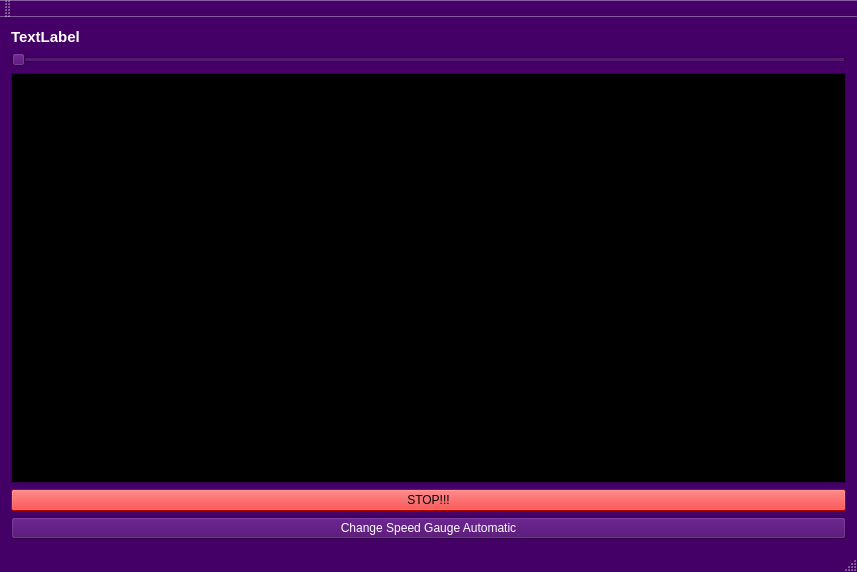
Before: the Qt Designer form src/mainwindow.ui in Edewin/Qt_SpeedGauge, drawn with Qt 5.
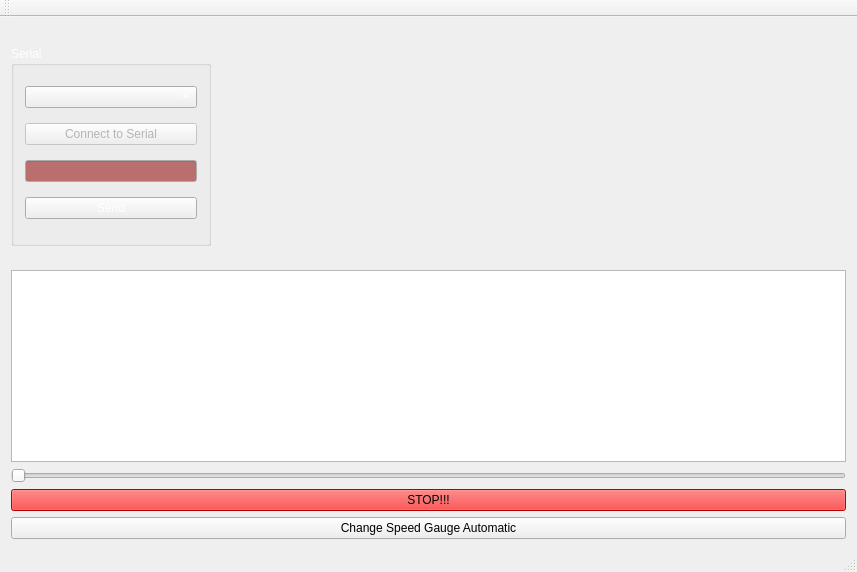
After: the same form once the commit is applied.

What changed in the file:
```diff
--- a/src/mainwindow.ui
+++ b/src/mainwindow.ui
@@ -19,412 +19,34 @@
   <property name="palette">
    <palette>
     <active>
-     <colorrole role="WindowText">
-      <brush brushstyle="SolidPattern">
-       <color alpha="255">
-        <red>255</red>
-        <green>255</green>
-        <blue>255</blue>
-       </color>
-      </brush>
-     </colorrole>
-     <colorrole role="Button">
-      <brush brushstyle="SolidPattern">
-       <color alpha="255">
-        <red>68</red>
-        <green>0</green>
-        <blue>102</blue>
-       </color>
-      </brush>
-     </colorrole>
-     <colorrole role="Light">
-      <brush brushstyle="SolidPattern">
-       <color alpha="255">
-        <red>102</red>
-        <green>0</green>
-        <blue>153</blue>
-       </color>
-      </brush>
-     </colorrole>
-     <colorrole role="Midlight">
-      <brush brushstyle="SolidPattern">
-       <color alpha="255">
-        <red>85</red>
-        <green>0</green>
-        <blue>127</blue>
-       </color>
-      </brush>
-     </colorrole>
-     <colorrole role="Dark">
-      <brush brushstyle="SolidPattern">
-       <color alpha="255">
-        <red>34</red>
-        <green>0</green>
-        <blue>51</blue>
-       </color>
-      </brush>
-     </colorrole>
-     <colorrole role="Mid">
-      <brush brushstyle="SolidPattern">
-       <color alpha="255">
-        <red>45</red>
-        <green>0</green>
-        <blue>68</blue>
-       </color>
-      </brush>
-     </colorrole>
-     <colorrole role="Text">
-      <brush brushstyle="SolidPattern">
-       <color alpha="255">
-        <red>255</red>
-        <green>255</green>
-        <blue>255</blue>
-       </color>
-      </brush>
-     </colorrole>
-     <colorrole role="BrightText">
-      <brush brushstyle="SolidPattern">
-       <color alpha="255">
-        <red>255</red>
-        <green>255</green>
-        <blue>255</blue>
-       </color>
-      </brush>
-     </colorrole>
-     <colorrole role="ButtonText">
-      <brush brushstyle="SolidPattern">
-       <color alpha="255">
-        <red>255</red>
-        <green>255</green>
-        <blue>255</blue>
-       </color>
-      </brush>
-     </colorrole>
-     <colorrole role="Base">
-      <brush brushstyle="SolidPattern">
-       <color alpha="255">
-        <red>0</red>
-        <green>0</green>
-        <blue>0</blue>
-       </color>
-      </brush>
-     </colorrole>
-     <colorrole role="Window">
-      <brush brushstyle="SolidPattern">
-       <color alpha="255">
-        <red>68</red>
-        <green>0</green>
-        <blue>102</blue>
-       </color>
-      </brush>
-     </colorrole>
-     <colorrole role="Shadow">
-      <brush brushstyle="SolidPattern">
-       <color alpha="255">
-        <red>0</red>
-        <green>0</green>
-        <blue>0</blue>
-       </color>
-      </brush>
-     </colorrole>
-     <colorrole role="AlternateBase">
-      <brush brushstyle="SolidPattern">
-       <color alpha="255">
-        <red>34</red>
-        <green>0</green>
-        <blue>51</blue>
-       </color>
-      </brush>
-     </colorrole>
-     <colorrole role="ToolTipBase">
-      <brush brushstyle="SolidPattern">
-       <color alpha="255">
-        <red>255</red>
-        <green>255</green>
-        <blue>220</blue>
-       </color>
-      </brush>
-     </colorrole>
      <colorrole role="ToolTipText">
       <brush brushstyle="SolidPattern">
        <color alpha="255">
-        <red>0</red>
-        <green>0</green>
-        <blue>0</blue>
+        <red>213</red>
+        <green>38</green>
+        <blue>38</blue>
        </color>
       </brush>
      </colorrole>
     </active>
     <inactive>
-     <colorrole role="WindowText">
-      <brush brushstyle="SolidPattern">
-       <color alpha="255">
-        <red>255</red>
-        <green>255</green>
-        <blue>255</blue>
-       </color>
-      </brush>
-     </colorrole>
-     <colorrole role="Button">
-      <brush brushstyle="SolidPattern">
-       <color alpha="255">
-        <red>68</red>
-        <green>0</green>
-        <blue>102</blue>
-       </color>
-      </brush>
-     </colorrole>
-     <colorrole role="Light">
-      <brush brushstyle="SolidPattern">
-       <color alpha="255">
-        <red>102</red>
-        <green>0</green>
-        <blue>153</blue>
-       </color>
-      </brush>
-     </colorrole>
-     <colorrole role="Midlight">
-      <brush brushstyle="SolidPattern">
-       <color alpha="255">
-        <red>85</red>
-        <green>0</green>
-        <blue>127</blue>
-       </color>
-      </brush>
-     </colorrole>
-     <colorrole role="Dark">
-      <brush brushstyle="SolidPattern">
-       <color alpha="255">
-        <red>34</red>
-        <green>0</green>
-        <blue>51</blue>
-       </color>
-      </brush>
-     </colorrole>
-     <colorrole role="Mid">
-      <brush brushstyle="SolidPattern">
-       <color alpha="255">
-        <red>45</red>
-        <green>0</green>
-        <blue>68</blue>
-       </color>
-      </brush>
-     </colorrole>
-     <colorrole role="Text">
-      <brush brushstyle="SolidPattern">
-       <color alpha="255">
-        <red>255</red>
-        <green>255</green>
-        <blue>255</blue>
-       </color>
-      </brush>
-     </colorrole>
-     <colorrole role="BrightText">
-      <brush brushstyle="SolidPattern">
-       <color alpha="255">
-        <red>255</red>
-        <green>255</green>
-        <blue>255</blue>
-       </color>
-      </brush>
-     </colorrole>
-     <colorrole role="ButtonText">
-      <brush brushstyle="SolidPattern">
-       <color alpha="255">
-        <red>255</red>
-        <green>255</green>
-        <blue>255</blue>
-       </color>
-      </brush>
-     </colorrole>
-     <colorrole role="Base">
-      <brush brushstyle="SolidPattern">
-       <color alpha="255">
-        <red>0</red>
-        <green>0</green>
-        <blue>0</blue>
-       </color>
-      </brush>
-     </colorrole>
-     <colorrole role="Window">
-      <brush brushstyle="SolidPattern">
-       <color alpha="255">
-        <red>68</red>
-        <green>0</green>
-        <blue>102</blue>
-       </color>
-      </brush>
-     </colorrole>
-     <colorrole role="Shadow">
-      <brush brushstyle="SolidPattern">
-       <color alpha="255">
-        <red>0</red>
-        <green>0</green>
-        <blue>0</blue>
-       </color>
-      </brush>
-     </colorrole>
-     <colorrole role="AlternateBase">
-      <brush brushstyle="SolidPattern">
-       <color alpha="255">
-        <red>34</red>
-        <green>0</green>
-        <blue>51</blue>
-       </color>
-      </brush>
-     </colorrole>
-     <colorrole role="ToolTipBase">
-      <brush brushstyle="SolidPattern">
-       <color alpha="255">
-        <red>255</red>
-        <green>255</green>
-        <blue>220</blue>
-       </color>
-      </brush>
-     </colorrole>
      <colorrole role="ToolTipText">
       <brush brushstyle="SolidPattern">
        <color alpha="255">
-        <red>0</red>
-        <green>0</green>
-        <blue>0</blue>
+        <red>213</red>
+        <green>38</green>
+        <blue>38</blue>
        </color>
       </brush>
      </colorrole>
     </inactive>
     <disabled>
-     <colorrole role="WindowText">
-      <brush brushstyle="SolidPattern">
-       <color alpha="255">
-        <red>34</red>
-        <green>0</green>
-        <blue>51</blue>
-       </color>
-      </brush>
-     </colorrole>
-     <colorrole role="Button">
-      <brush brushstyle="SolidPattern">
-       <color alpha="255">
-        <red>68</red>
-        <green>0</green>
-        <blue>102</blue>
-       </color>
-      </brush>
-     </colorrole>
-     <colorrole role="Light">
-      <brush brushstyle="SolidPattern">
-       <color alpha="255">
-        <red>102</red>
-        <green>0</green>
-        <blue>153</blue>
-       </color>
-      </brush>
-     </colorrole>
-     <colorrole role="Midlight">
-      <brush brushstyle="SolidPattern">
-       <color alpha="255">
-        <red>85</red>
-        <green>0</green>
-        <blue>127</blue>
-       </color>
-      </brush>
-     </colorrole>
-     <colorrole role="Dark">
-      <brush brushstyle="SolidPattern">
-       <color alpha="255">
-        <red>34</red>
-        <green>0</green>
-        <blue>51</blue>
-       </color>
-      </brush>
-     </colorrole>
-     <colorrole role="Mid">
-      <brush brushstyle="SolidPattern">
-       <color alpha="255">
-        <red>45</red>
-        <green>0</green>
-        <blue>68</blue>
-       </color>
-      </brush>
-     </colorrole>
-     <colorrole role="Text">
-      <brush brushstyle="SolidPattern">
-       <color alpha="255">
-        <red>34</red>
-        <green>0</green>
-        <blue>51</blue>
-       </color>
-      </brush>
-     </colorrole>
-     <colorrole role="BrightText">
-      <brush brushstyle="SolidPattern">
-       <color alpha="255">
-        <red>255</red>
-        <green>255</green>
-        <blue>255</blue>
-       </color>
-      </brush>
-     </colorrole>
-     <colorrole role="ButtonText">
-      <brush brushstyle="SolidPattern">
-       <color alpha="255">
-        <red>34</red>
-        <green>0</green>
-        <blue>51</blue>
-       </color>
-      </brush>
-     </colorrole>
-     <colorrole role="Base">
-      <brush brushstyle="SolidPattern">
-       <color alpha="255">
-        <red>68</red>
-        <green>0</green>
-        <blue>102</blue>
-       </color>
-      </brush>
-     </colorrole>
-     <colorrole role="Window">
-      <brush brushstyle="SolidPattern">
-       <color alpha="255">
-        <red>68</red>
-        <green>0</green>
-        <blue>102</blue>
-       </color>
-      </brush>
-     </colorrole>
-     <colorrole role="Shadow">
-      <brush brushstyle="SolidPattern">
-       <color alpha="255">
-        <red>0</red>
-        <green>0</green>
-        <blue>0</blue>
-       </color>
-      </brush>
-     </colorrole>
-     <colorrole role="AlternateBase">
-      <brush brushstyle="SolidPattern">
-       <color alpha="255">
-        <red>68</red>
-        <green>0</green>
-        <blue>102</blue>
-       </color>
-      </brush>
-     </colorrole>
-     <colorrole role="ToolTipBase">
-      <brush brushstyle="SolidPattern">
-       <color alpha="255">
-        <red>255</red>
-        <green>255</green>
-        <blue>220</blue>
-       </color>
-      </brush>
-     </colorrole>
      <colorrole role="ToolTipText">
       <brush brushstyle="SolidPattern">
        <color alpha="255">
-        <red>0</red>
-        <green>0</green>
-        <blue>0</blue>
+        <red>213</red>
+        <green>38</green>
+        <blue>38</blue>
        </color>
       </brush>
      </colorrole>
@@ -438,10 +60,287 @@
    <enum>QTabWidget::Rounded</enum>
   </property>
   <widget class="QWidget" name="centralWidget">
+   <layout class="QVBoxLayout" name="verticalLayout_3">
+    <item>
+     <layout class="QHBoxLayout" name="horizontalLayout_3">
+      <item>
+       <widget class="QGroupBox" name="groupBox">
+        <property name="maximumSize">
+         <size>
+          <width>200</width>
+          <height>200</height>
+         </size>
+        </property>
+        <property name="palette">
+         <palette>
+          <active>
+           <colorrole role="WindowText">
+            <brush brushstyle="SolidPattern">
+             <color alpha="255">
+              <red>255</red>
+              <green>255</green>
+              <blue>255</blue>
+             </color>
+            </brush>
+           </colorrole>
+           <colorrole role="Dark">
+            <brush brushstyle="SolidPattern">
+             <color alpha="255">
+              <red>180</red>
+              <green>180</green>
+              <blue>180</blue>
+             </color>
+            </brush>
+           </colorrole>
+           <colorrole role="Mid">
+            <brush brushstyle="SolidPattern">
+             <color alpha="255">
+              <red>255</red>
+              <green>255</green>
+              <blue>255</blue>
+             </color>
+            </brush>
+           </colorrole>
+           <colorrole role="Text">
+            <brush brushstyle="SolidPattern">
+             <color alpha="255">
+              <red>255</red>
+              <green>255</green>
+              <blue>255</blue>
+             </color>
+            </brush>
+           </colorrole>
+           <colorrole role="ButtonText">
+            <brush brushstyle="SolidPattern">
+             <color alpha="255">
+              <red>255</red>
+              <green>255</green>
+              <blue>255</blue>
+             </color>
+            </brush>
+           </colorrole>
+           <colorrole role="Base">
+            <brush brushstyle="SolidPattern">
+             <color alpha="255">
+              <red>186</red>
+              <green>110</green>
+              <blue>110</blue>
+             </color>
+            </brush>
+           </colorrole>
+          </active>
+          <inactive>
+           <colorrole role="WindowText">
+            <brush brushstyle="SolidPattern">
+             <color alpha="255">
+              <red>255</red>
+              <green>255</green>
+              <blue>255</blue>
+             </color>
+            </brush>
+           </colorrole>
+           <colorrole role="Dark">
+            <brush brushstyle="SolidPattern">
+             <color alpha="255">
+              <red>180</red>
+              <green>180</green>
+              <blue>180</blue>
+             </color>
+            </brush>
+           </colorrole>
+           <colorrole role="Mid">
+            <brush brushstyle="SolidPattern">
+             <color alpha="255">
+              <red>255</red>
+              <green>255</green>
+              <blue>255</blue>
+             </color>
+            </brush>
+           </colorrole>
+           <colorrole role="Text">
+            <brush brushstyle="SolidPattern">
+             <color alpha="255">
+              <red>255</red>
+              <green>255</green>
+              <blue>255</blue>
+             </color>
+            </brush>
+           </colorrole>
+           <colorrole role="ButtonText">
+            <brush brushstyle="SolidPattern">
+             <color alpha="255">
+              <red>255</red>
+              <green>255</green>
+              <blue>255</blue>
+             </color>
+            </brush>
+           </colorrole>
+           <colorrole role="Base">
+            <brush brushstyle="SolidPattern">
+             <color alpha="255">
+              <red>186</red>
+              <green>110</green>
+              <blue>110</blue>
+             </color>
+            </brush>
+           </colorrole>
+          </inactive>
+          <disabled>
+           <colorrole role="WindowText">
+            <brush brushstyle="SolidPattern">
+             <color alpha="255">
+              <red>180</red>
+              <green>180</green>
+              <blue>180</blue>
+             </color>
+            </brush>
+           </colorrole>
+           <colorrole role="Dark">
+            <brush brushstyle="SolidPattern">
+             <color alpha="255">
+              <red>180</red>
+              <green>180</green>
+              <blue>180</blue>
+             </color>
+            </brush>
+           </colorrole>
+           <colorrole role="Mid">
+            <brush brushstyle="SolidPattern">
+             <color alpha="255">
+              <red>255</red>
+              <green>255</green>
+              <blue>255</blue>
+             </color>
+            </brush>
+           </colorrole>
+           <colorrole role="Text">
+            <brush brushstyle="SolidPattern">
+             <color alpha="255">
+              <red>180</red>
+              <green>180</green>
+              <blue>180</blue>
+             </color>
+            </brush>
+           </colorrole>
+           <colorrole role="ButtonText">
+            <brush brushstyle="SolidPattern">
+             <color alpha="255">
+              <red>180</red>
+              <green>180</green>
+              <blue>180</blue>
+             </color>
+            </brush>
+           </colorrole>
+           <colorrole role="Base">
+            <brush brushstyle="SolidPattern">
+             <color alpha="255">
+              <red>68</red>
+              <green>0</green>
+              <blue>102</blue>
+             </color>
+            </brush>
+           </colorrole>
+          </disabled>
+         </palette>
+        </property>
+        <property name="title">
+         <string>Serial</string>
+        </property>
    <layout class="QVBoxLayout" name="verticalLayout">
     <item>
+          <widget class="QComboBox" name="comboBox"/>
+         </item>
+         <item>
+          <widget class="QPushButton" name="pushButton">
+           <property name="enabled">
+            <bool>false</bool>
+           </property>
+           <property name="text">
+            <string>Connect to Serial</string>
+           </property>
+          </widget>
+         </item>
+         <item>
+          <widget class="QLineEdit" name="serialText">
+           <property name="palette">
+            <palette>
+             <active>
+              <colorrole role="WindowText">
+               <brush brushstyle="SolidPattern">
+                <color alpha="255">
+                 <red>15</red>
+                 <green>1</green>
+                 <blue>1</blue>
+                </color>
+               </brush>
+              </colorrole>
+              <colorrole role="Text">
+               <brush brushstyle="SolidPattern">
+                <color alpha="255">
+                 <red>5</red>
+                 <green>0</green>
+                 <blue>0</blue>
+                </color>
+               </brush>
+              </colorrole>
+             </active>
+             <inactive>
+              <colorrole role="WindowText">
+               <brush brushstyle="SolidPattern">
+                <color alpha="255">
+                 <red>15</red>
+                 <green>1</green>
+                 <blue>1</blue>
+                </color>
+               </brush>
+              </colorrole>
+              <colorrole role="Text">
+               <brush brushstyle="SolidPattern">
+                <color alpha="255">
+                 <red>5</red>
+                 <green>0</green>
+                 <blue>0</blue>
+                </color>
+               </brush>
+              </colorrole>
+             </inactive>
+             <disabled>
+              <colorrole role="WindowText">
+               <brush brushstyle="SolidPattern">
+                <color alpha="255">
+                 <red>180</red>
+                 <green>180</green>
+                 <blue>180</blue>
+                </color>
+               </brush>
+              </colorrole>
+              <colorrole role="Text">
+               <brush brushstyle="SolidPattern">
+                <color alpha="255">
+                 <red>180</red>
+                 <green>180</green>
+                 <blue>180</blue>
+                </color>
+               </brush>
+              </colorrole>
+             </disabled>
+            </palette>
+           </property>
+          </widget>
+         </item>
+         <item>
+          <widget class="QPushButton" name="pushButton_SendSerial">
+           <property name="text">
+            <string>Send</string>
+           </property>
+          </widget>
+         </item>
+        </layout>
+       </widget>
+      </item>
+      <item>
      <layout class="QHBoxLayout" name="horizontalLayout">
-      <item>
+        <item alignment="Qt::AlignVCenter">
        <widget class="QLabel" name="label">
         <property name="font">
          <font>
@@ -451,11 +350,21 @@
          </font>
         </property>
         <property name="text">
-         <string>TextLabel</string>
+           <string/>
+          </property>
+          <property name="wordWrap">
+           <bool>true</bool>
         </property>
        </widget>
       </item>
      </layout>
+      </item>
+     </layout>
+    </item>
+    <item>
+     <layout class="QVBoxLayout" name="verticalLayout_2">
+      <item alignment="Qt::AlignBottom">
+       <widget class="QPlainTextEdit" name="plainTextEdit"/>
     </item>
     <item>
      <widget class="QSlider" name="horizontalSlider">
@@ -464,9 +373,6 @@
       </property>
      </widget>
     </item>
-    <item>
-     <widget class="QPlainTextEdit" name="plainTextEdit"/>
-    </item>
     <item>
      <widget class="QPushButton" name="pushButtonStopTimer">
       <property name="palette">
@@ -895,6 +801,8 @@
        <string>Change Speed Gauge Automatic</string>
       </property>
      </widget>
+      </item>
+     </layout>
     </item>
    </layout>
   </widget>
```
Lines whose indentation alone changed are shown as unchanged.
